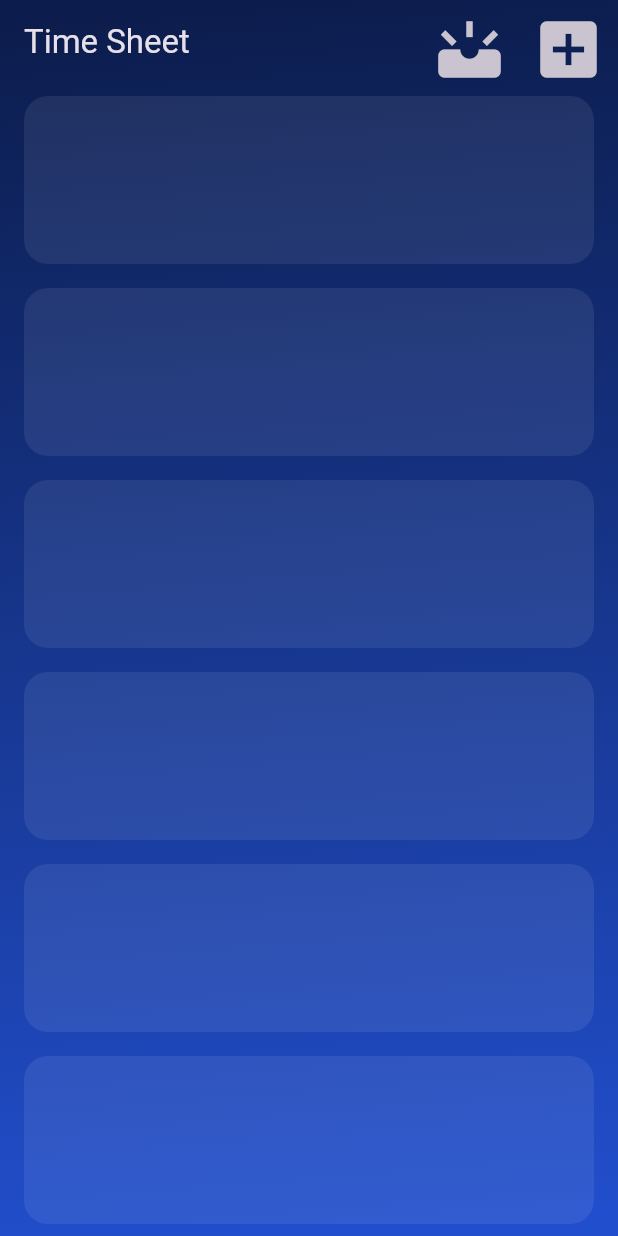
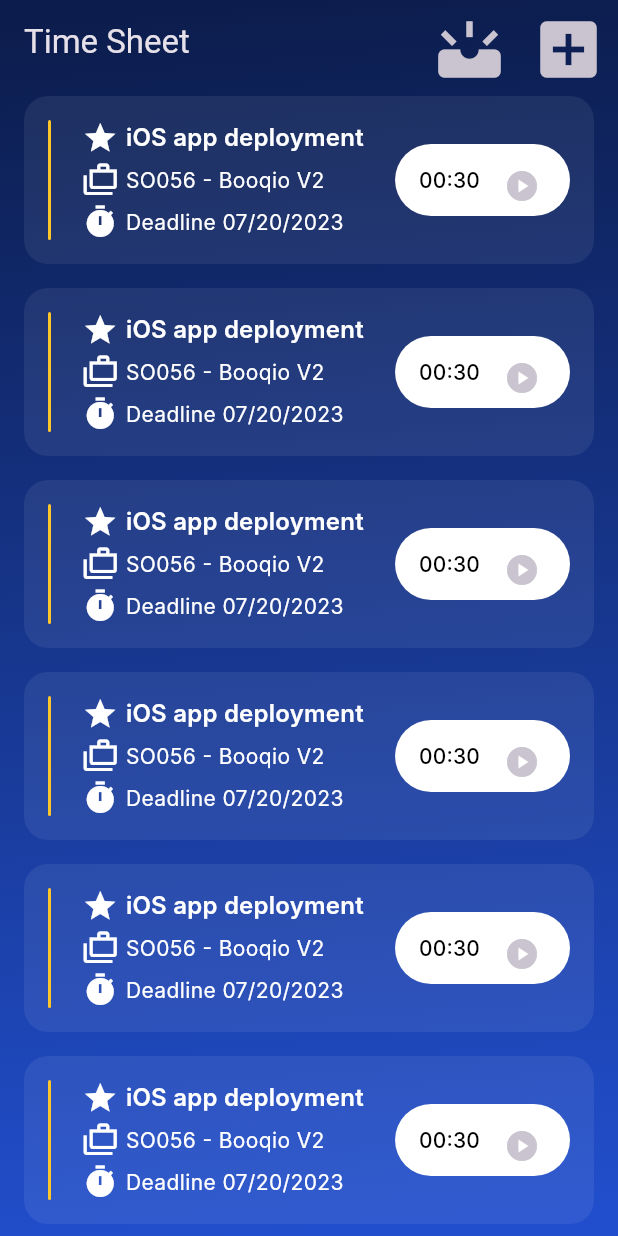
Before and after one commit to Anujthoughtwin/testApexive, a Flutter app: the TimeSheetPage screen opened directly, on a phone screen of 412 x 824 dp. Run offline on Flutter 3.47's test engine with Material 3 defaults, Android fonts, the phone set to English and light mode, and no system bars; Roboto replaces fonts that are missing (Inter).

Commit message:
update deisgn

```diff
--- a/lib/time_sheet.dart
+++ b/lib/time_sheet.dart
@@ -1,4 +1,5 @@
 import 'package:flutter/material.dart';
+import 'package:test_apexive/timer_details.dart';
 
 class TimeSheetPage extends StatefulWidget {
   const TimeSheetPage({super.key});
@@ -48,21 +49,10 @@
                   Navigator.push(
                       context,
                       MaterialPageRoute(
-                        builder: (context) => const TimeSheetPage(),
+                        builder: (context) => const TimerDetailsPage(),
                       ));
                 },
-                child: Container(
-                  height: 112,
-                  margin:
-                      const EdgeInsets.symmetric(horizontal: 16, vertical: 8),
-                  padding: const EdgeInsets.all(16),
-                  decoration: ShapeDecoration(
-                    color: Colors.white.withOpacity(0.07999999821186066),
-                    shape: RoundedRectangleBorder(
-                      borderRadius: BorderRadius.circular(16),
-                    ),
-                  ),
-                ),
+                child: ListViewCell(),
               );
             },
           ),
@@ -71,3 +61,129 @@
     );
   }
 }
+
+class ListViewCell extends StatelessWidget {
+  const ListViewCell({
+    super.key,
+  });
+
+  @override
+  Widget build(BuildContext context) {
+    return Container(
+      height: 112,
+      margin: const EdgeInsets.symmetric(horizontal: 16, vertical: 8),
+      padding: const EdgeInsets.all(16),
+      decoration: ShapeDecoration(
+        color: Colors.white.withOpacity(0.07),
+        shape: RoundedRectangleBorder(
+          borderRadius: BorderRadius.circular(16),
+        ),
+      ),
+      child: Row(
+        mainAxisAlignment: MainAxisAlignment.spaceBetween,
+        children: [
+          Container(
+            width: 2,
+            height: 80,
+            decoration: ShapeDecoration(
+              color: Color(0xFFFFC629),
+              shape: RoundedRectangleBorder(
+                  borderRadius: BorderRadius.circular(8)),
+            ),
+          ),
+          const Column(
+            mainAxisAlignment: MainAxisAlignment.spaceBetween,
+            crossAxisAlignment: CrossAxisAlignment.start,
+            children: [
+              Row(
+                // mainAxisAlignment: MainAxisAlignment.spaceBetween,
+                children: [
+                  Icon(Icons.star),
+                  SizedBox(
+                    width: 5,
+                  ),
+                  Text(
+                    'iOS app deployment',
+                    style: TextStyle(
+                      color: Colors.white,
+                      fontSize: 16,
+                      fontFamily: 'Inter',
+                      fontWeight: FontWeight.w600,
+                      letterSpacing: 0.15,
+                    ),
+                  ),
+                ],
+              ),
+              Row(
+                children: [
+                  Icon(Icons.cases_outlined),
+                  SizedBox(
+                    width: 5,
+                  ),
+                  Text(
+                    'SO056 - Booqio V2',
+                    style: TextStyle(
+                      color: Colors.white,
+                      fontSize: 14,
+                      fontFamily: 'Inter',
+                      fontWeight: FontWeight.w400,
+                      letterSpacing: 0.25,
+                    ),
+                  ),
+                ],
+              ),
+              Row(
+                children: [
+                  Icon(Icons.timer),
+                  SizedBox(
+                    width: 5,
+                  ),
+                  Text(
+                    'Deadline 07/20/2023',
+                    style: TextStyle(
+                      color: Colors.white,
+                      fontSize: 14,
+                      fontFamily: 'Inter',
+                      fontWeight: FontWeight.w400,
+                      letterSpacing: 0.25,
+                    ),
+                  ),
+                ],
+              ),
+            ],
+          ),
+          Container(
+            height: 48,
+            padding:
+                const EdgeInsets.only(top: 8, left: 16, right: 8, bottom: 8),
+            decoration: ShapeDecoration(
+              color: Colors.white,
+              shape: RoundedRectangleBorder(
+                borderRadius: BorderRadius.circular(64),
+              ),
+            ),
+            child: Center(
+              child: Row(
+                children: [
+                  const Text(
+                    '00:30',
+                    textAlign: TextAlign.center,
+                    style: TextStyle(
+                      color: Colors.black,
+                      fontSize: 14,
+                      fontFamily: 'Inter',
+                      fontWeight: FontWeight.w500,
+                      letterSpacing: 0.10,
+                    ),
+                  ),
+                  const SizedBox(width: 4),
+                  IconButton(onPressed: () {}, icon: Icon(Icons.play_circle))
+                ],
+              ),
+            ),
+          )
+        ],
+      ),
+    );
+  }
+}
```
Also changed, not shown: lib/timer_details.dart (added, +523 -0 lines).
